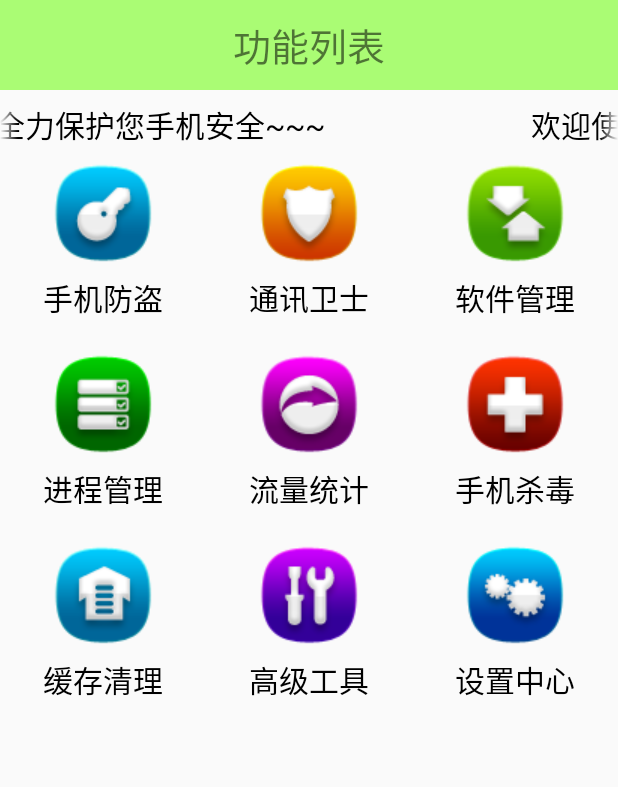
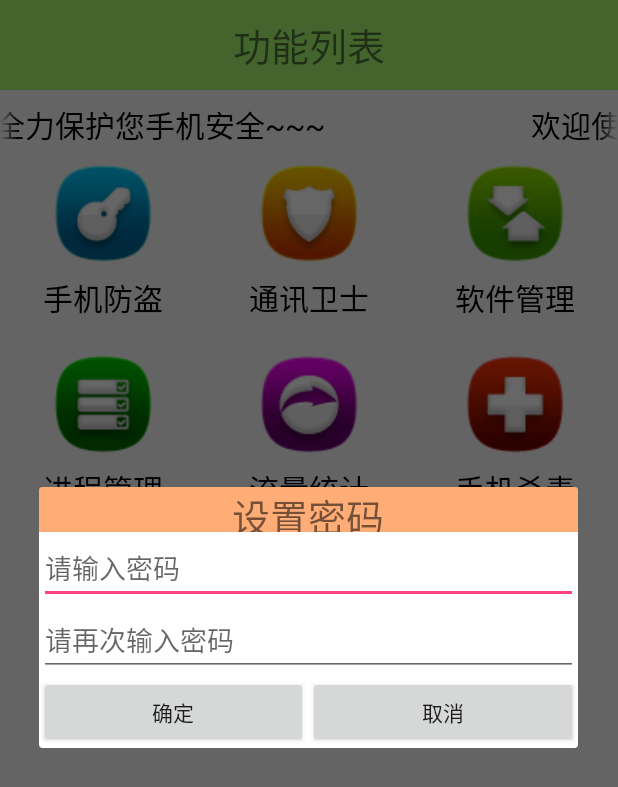
Before and after one commit to it00ls/MobileSafe, an Android app: the screen it shows after launch (HomeActivity), after a tap on "手机防盗", on a phone screen of 412 x 824 dp. Shown: the top 787 px of the screen. Run offline under Robolectric (Android 15) with nearby library versions, the phone set to English and light mode, and no system bars.

Commit message:
手机防盗密码设置

```diff
--- a/app/src/main/java/com/it00ls/mobilesafe/activity/HomeActivity.java
+++ b/app/src/main/java/com/it00ls/mobilesafe/activity/HomeActivity.java
@@ -1,15 +1,21 @@
 package com.it00ls.mobilesafe.activity;
 
 import android.app.Activity;
+import android.app.AlertDialog;
+import android.app.Dialog;
 import android.content.Intent;
 import android.os.Bundle;
+import android.text.TextUtils;
 import android.view.View;
 import android.view.ViewGroup;
 import android.widget.AdapterView;
 import android.widget.BaseAdapter;
+import android.widget.Button;
+import android.widget.EditText;
 import android.widget.GridView;
 import android.widget.ImageView;
 import android.widget.TextView;
+import android.widget.Toast;
 
 import com.it00ls.mobilesafe.R;
 
@@ -21,6 +27,7 @@ import com.it00ls.mobilesafe.R;
 public class HomeActivity extends Activity {
 
     private static final int HOME_SETTINGS = 8;
+    private static final int HOME_SAFE = 0;
     private GridView gv_home;
     private String[] mItems = new String[]{"手机防盗", "通讯卫士", "软件管理", "进程管理",
             "流量统计", "手机杀毒", "缓存清理", "高级工具", "设置中心"};
@@ -41,12 +48,66 @@ public class HomeActivity extends Activity {
             @Override
             public void onItemClick(AdapterView<?> parent, View view, int position, long id) {
                 switch (position) {
+                    case HOME_SAFE:
+                        // 手机防盗
+                        showPasswordDialog();
+                        break;
                     case HOME_SETTINGS:
+                        // 设置中心
                         startActivity(new Intent(HomeActivity.this, SettingActivity.class));
                         break;
                 }
             }
         });
+    }
+
+    /**
+     * 弹出密码对话框
+     */
+    private void showPasswordDialog() {
+        // 判断是否有设置密码
+        // 未设置密码则弹出设置密码对话框
+        showSetPasswordDialog();
+    }
+
+    /**
+     * 弹出设置密码对话框
+     */
+    private void showSetPasswordDialog() {
+        AlertDialog.Builder mBuilder = new AlertDialog.Builder(this);
+        final AlertDialog mDialog = mBuilder.create();
+        final View view = View.inflate(this, R.layout.dialog_set_password, null);
+        mDialog.setView(view, 0, 0, 0, 0);
+
+        // 设置确定按钮点击侦听
+        Button btn_ok = (Button) view.findViewById(R.id.btn_ok);
+        btn_ok.setOnClickListener(new View.OnClickListener() {
+            @Override
+            public void onClick(View v) {
+                EditText et_password = (EditText) view.findViewById(R.id.et_password);
+                EditText et_repassword = (EditText) view.findViewById(R.id.et_repassword);
+                String password = et_password.getText().toString();
+                String repassword = et_repassword.getText().toString();
+                if (!TextUtils.isEmpty(password)) {
+                    if (password.equals(repassword)) {
+                        Toast.makeText(HomeActivity.this, "设置成功", Toast.LENGTH_SHORT).show();
+                    } else {
+                        Toast.makeText(HomeActivity.this, "两次密码不一致", Toast.LENGTH_SHORT).show();
+                    }
+                } else {
+                    Toast.makeText(HomeActivity.this, "密码不能为空", Toast.LENGTH_SHORT).show();
+                }
+            }
+        });
+        // 设置取消按钮点击侦听
+        Button btn_cancel = (Button) view.findViewById(R.id.btn_cancel);
+        btn_cancel.setOnClickListener(new View.OnClickListener() {
+            @Override
+            public void onClick(View v) {
+                mDialog.dismiss();
+            }
+        });
+        mDialog.show();
     }
 
     class HomeAdapter extends BaseAdapter {
--- a/app/src/main/java/com/it00ls/mobilesafe/activity/SettingActivity.java
+++ b/app/src/main/java/com/it00ls/mobilesafe/activity/SettingActivity.java
@@ -24,15 +24,11 @@ public class SettingActivity extends Activity {
         setContentView(R.layout.activity_setting);
 
         sivUpdate = (SettingItemView) findViewById(R.id.sivUpdate);
-//        sivUpdate.setTitle("自动更新设置");
-
         mPref = getSharedPreferences("Setting_Config", MODE_PRIVATE);
         boolean auto_update = mPref.getBoolean("auto_update", true);
         if (auto_update) {
-//            sivUpdate.setDesc("自动更新已开启");
             sivUpdate.setChecked(true);
         } else {
-//            sivUpdate.setDesc("自动更新已关闭");
             sivUpdate.setChecked(false);
         }
 
@@ -42,12 +38,10 @@ public class SettingActivity extends Activity {
                 if (sivUpdate.isCheck()) {
                     // 已勾选
                     sivUpdate.setChecked(false);
-//                    sivUpdate.setDesc("自动更新已关闭");
                     mPref.edit().putBoolean("auto_update", false).commit();
                 } else {
                     // 未勾选
                     sivUpdate.setChecked(true);
-//                    sivUpdate.setDesc("自动更新已开启");
                     mPref.edit().putBoolean("auto_update", true).commit();
                 }
             }
--- a/app/src/main/java/com/it00ls/mobilesafe/activity/SplashActivity.java
+++ b/app/src/main/java/com/it00ls/mobilesafe/activity/SplashActivity.java
@@ -13,6 +13,8 @@ import android.os.Environment;
 import android.os.Handler;
 import android.os.Message;
 import android.view.View;
+import android.view.animation.AlphaAnimation;
+import android.widget.RelativeLayout;
 import android.widget.TextView;
 import android.widget.Toast;
 
@@ -86,7 +88,8 @@ public class SplashActivity extends Activity {
 
         // 获取版本信息
         TextView tv_version = (TextView) findViewById(R.id.tv_version);
-        tv_version.setText("版本:" + getVersionName());
+        String version = "版本:" + getVersionName();
+        tv_version.setText(version);
         SharedPreferences mPref = getSharedPreferences("Setting_Config", MODE_PRIVATE);
         boolean auto_update = mPref.getBoolean("auto_update", true);
         if (auto_update) {
@@ -94,7 +97,11 @@ public class SplashActivity extends Activity {
         } else {
             mHandler.sendEmptyMessageDelayed(CODE_ENTER_HOME, 2000);
         }
-
+        // 设置渐变效果
+        AlphaAnimation mAnimation = new AlphaAnimation(0.3f, 1f);
+        mAnimation.setDuration(2000); // 延时2秒
+        RelativeLayout rl_root = (RelativeLayout) findViewById(R.id.rl_root);
+        rl_root.startAnimation(mAnimation);
     }
 
     /**
@@ -241,7 +248,8 @@ public class SplashActivity extends Activity {
             httpUtils.download(mDownloadUrl, target, new RequestCallBack<File>() {
                 @Override
                 public void onLoading(long total, long current, boolean isUploading) {
-                    tv_progress.setText("下载进度:" + current * 100 / total + "%");
+                    String progress = "下载进度:" + current * 100 / total + "%";
+                    tv_progress.setText(progress);
                 }
 
                 @Override
--- a/app/src/main/res/layout/activity_splash.xml
+++ b/app/src/main/res/layout/activity_splash.xml
@@ -1,5 +1,6 @@
 <?xml version="1.0" encoding="utf-8"?>
 <RelativeLayout xmlns:android="http://schemas.android.com/apk/res/android"
+    android:id="@+id/rl_root"
     android:layout_width="match_parent"
     android:layout_height="match_parent"
     android:background="@drawable/launcher_bg">
--- /dev/null
+++ b/app/src/main/res/layout/dialog_set_password.xml
@@ -0,0 +1,47 @@
+<?xml version="1.0" encoding="utf-8"?>
+<LinearLayout xmlns:android="http://schemas.android.com/apk/res/android"
+    android:layout_width="match_parent"
+    android:layout_height="match_parent"
+    android:orientation="vertical">
+
+    <TextView
+        android:layout_width="match_parent"
+        android:layout_height="30dp"
+        android:background="#88ff6600"
+        android:gravity="center"
+        android:text="设置密码"
+        android:textSize="25sp" />
+
+    <EditText
+        android:id="@+id/et_password"
+        android:layout_width="match_parent"
+        android:layout_height="wrap_content"
+        android:hint="请输入密码"
+        android:inputType="textPassword" />
+
+    <EditText
+        android:id="@+id/et_repassword"
+        android:layout_width="match_parent"
+        android:layout_height="wrap_content"
+        android:hint="请再次输入密码"
+        android:inputType="textPassword" />
+
+    <LinearLayout
+        android:layout_width="match_parent"
+        android:layout_height="wrap_content">
+
+        <Button
+            android:id="@+id/btn_ok"
+            android:layout_width="0dp"
+            android:layout_height="wrap_content"
+            android:layout_weight="1"
+            android:text="确定" />
+
+        <Button
+            android:id="@+id/btn_cancel"
+            android:layout_width="0dp"
+            android:layout_height="wrap_content"
+            android:layout_weight="1"
+            android:text="取消" />
+    </LinearLayout>
+</LinearLayout>
```
